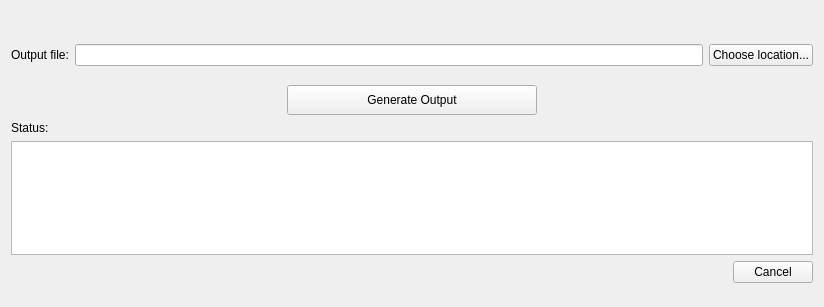
Qt form NewGeneUI/NewGene/Widgets/CreateOutput/GenerateOutput/newgenegenerateoutput.ui (daniel347x/newgene) before a commit.
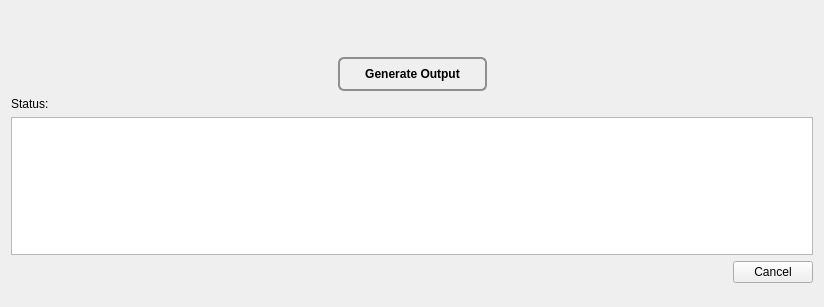
The same form after that commit. Custom widgets are drawn as their Qt base class.

Commit message: Move the "output file selection" controls into the "optionsbox" in preparation for making these options be part of the output model, rather than a global setting.  |  Also, this causes these fields to be hidden when an output project is not open.  |  Colorize the "Generate Output" pushbutton to give it a vibrant feel.

What changed in the file:
```diff
--- a/NewGeneUI/NewGene/Widgets/CreateOutput/GenerateOutput/newgenegenerateoutput.ui
+++ b/NewGeneUI/NewGene/Widgets/CreateOutput/GenerateOutput/newgenegenerateoutput.ui
@@ -46,40 +46,6 @@
      </property>
     </widget>
    </item>
-   <item>
-    <layout class="QHBoxLayout" name="horizontalLayoutOutputFileLocation">
-     <item>
-      <widget class="QLabel" name="labelOutputFile">
-       <property name="text">
-        <string>Output file:</string>
-       </property>
-      </widget>
-     </item>
-     <item>
-      <widget class="QLineEdit" name="lineEditFilePathToKadOutput">
-       <property name="minimumSize">
-        <size>
-         <width>500</width>
-         <height>0</height>
-        </size>
-       </property>
-      </widget>
-     </item>
-     <item>
-      <widget class="QPushButton" name="pushButtonChooseLocation">
-       <property name="minimumSize">
-        <size>
-         <width>0</width>
-         <height>0</height>
-        </size>
-       </property>
-       <property name="text">
-        <string>Choose location...</string>
-       </property>
-      </widget>
-     </item>
-    </layout>
-   </item>
    <item>
     <spacer name="verticalSpacerBottom">
      <property name="orientation">
@@ -121,16 +87,51 @@
        </property>
        <property name="minimumSize">
         <size>
-         <width>250</width>
-         <height>30</height>
+         <width>149</width>
+         <height>34</height>
         </size>
        </property>
        <property name="maximumSize">
         <size>
-         <width>200</width>
-         <height>16777215</height>
+         <width>149</width>
+         <height>34</height>
         </size>
        </property>
+       <property name="styleSheet">
+        <string notr="true">QPushButton {
+    border: 2px solid #8f8f91;
+    border-radius: 6px;
+    background-color: qlineargradient(x1: 0, y1: 0, x2: 0, y2: 1,
+    stop: 0 #dadbde, stop: 1 #95f995);
+    min-width: 145px;
+    min-height: 30px;
+    width: 145px;
+    height: 30px;
+    max-width: 145px;
+    max-height: 30px;
+    font-weight: bold;
+}
+
+QPushButton:pressed {
+    background-color: qlineargradient(x1: 0, y1: 0, x2: 0, y2: 1,
+    stop: 0 #dadbde, stop: 1 #56f756);
+    border-color: #ad3434;
+}
+
+QPushButton:hover {
+    background-color: qlineargradient(x1: 0, y1: 0, x2: 0, y2: 1,
+    stop: 0 #dadbde, stop: 1 #56f756);
+}
+
+QPushButton:flat {
+	border: none; /* no border for a flat push button */
+}
+
+QPushButton:default {
+	border-color: navy; /* make the default button prominent */
+}
+</string>
+       </property>
        <property name="text">
         <string>Generate Output</string>
        </property>
```
The commit also changes 5 other files.
